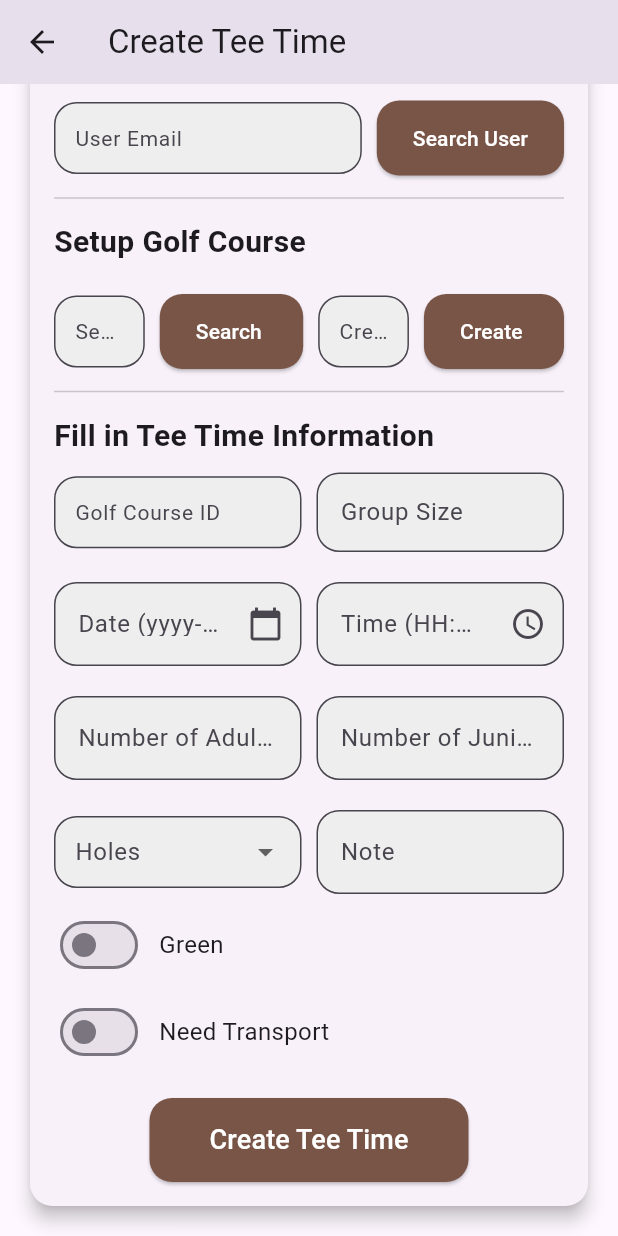
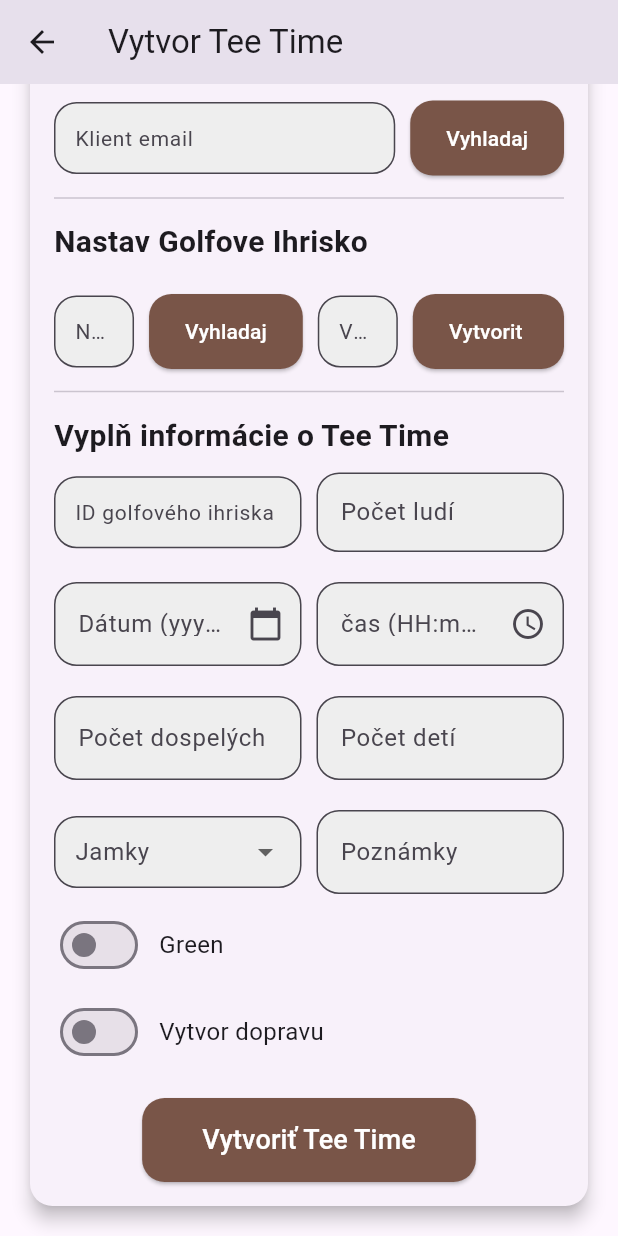
Before and after one commit to ViktorVegh/GabrielTourFrontend, a Flutter app: the CreateTeeTimeScreen screen opened directly, scrolled down 76 dp, on a phone screen of 412 x 824 dp. Run offline on Flutter 3.47's test engine with Material 3 defaults, Android fonts, the light colour scheme and no system bars; our stand-ins replace flutter_svg, jwt_decoder, shared_preferences; accounts and stored records are empty; project files that could hold a hidden picture were left out.

Commit message:
TRAV-39 final touches on screens

```diff
--- a/lib/screens/office/tee_time_create.dart
+++ b/lib/screens/office/tee_time_create.dart
@@ -243,7 +243,7 @@ class _CreateTeeTimeScreenState extends State<CreateTeeTimeScreen> {
   @override
 Widget build(BuildContext context) {
   return Scaffold(
-    appBar: AppBar(title: Text("Create Tee Time")),
+    appBar: AppBar(title: Text("Vytvor Tee Time")),
     body: SingleChildScrollView(
       child: Padding(
         padding: const EdgeInsets.all(16.0),
@@ -258,7 +258,7 @@ Widget build(BuildContext context) {
               crossAxisAlignment: CrossAxisAlignment.start,
               children: [
                 Text(
-                  "Select User",
+                  "Vyber Klienta",
                   style: TextStyle(
                     fontSize: 22,
                     fontWeight: FontWeight.bold,
@@ -272,7 +272,7 @@ Widget build(BuildContext context) {
                       child: TextField(
                         controller: _emailController,
                         decoration: InputDecoration(
-                          labelText: 'User Email',
+                          labelText: 'Klient email',
                           filled: true,            // Enables background fill
                           fillColor: Colors.grey[200],
                           border: OutlineInputBorder(borderRadius: BorderRadius.circular(15.0),),
@@ -295,7 +295,7 @@ Widget build(BuildContext context) {
                       ),
                     ),
                     child: Text(
-                      "Search User",
+                      "Vyhladaj",
                       style: TextStyle(fontSize: 14),
                     ),
                   ),
@@ -303,7 +303,7 @@ Widget build(BuildContext context) {
                 ),
                 Divider(height: 30, thickness: 1),
                 Text(
-                  "Setup Golf Course",
+                  "Nastav Golfove Ihrisko",
                   style: TextStyle(
                     fontSize: 20,
                     fontWeight: FontWeight.bold,
@@ -316,7 +316,7 @@ Widget build(BuildContext context) {
               child: TextField(
                 controller: _golfCourseSearchController,
                 decoration: InputDecoration(
-                  labelText: 'Search Golf Course by Name',
+                  labelText: 'Názov ihriska',
                   filled: true,            // Enables background fill
                   fillColor: Colors.grey[200],
                   border: OutlineInputBorder(borderRadius: BorderRadius.circular(15.0),),
@@ -338,7 +338,7 @@ Widget build(BuildContext context) {
               ),
             ),
             child: Text(
-              "Search ",
+              "Vyhladaj",
               style: TextStyle(fontSize: 14),
             ),
           ),
@@ -347,7 +347,7 @@ Widget build(BuildContext context) {
               child: TextField(
                 controller: _golfCourseCreateController,
                 decoration: InputDecoration(
-                  labelText: 'Create Golf Course',
+                  labelText: 'Vytvor golfové ihrisko',
                   filled: true,            // Enables background fill
                   fillColor: Colors.grey[200],
                   border: OutlineInputBorder(borderRadius: BorderRadius.circular(15.0),),
@@ -369,7 +369,7 @@ Widget build(BuildContext context) {
               ),
             ),
             child: Text(
-              "Create ",
+              "Vytvorit ",
               style: TextStyle(fontSize: 14),
             ),
           ),
@@ -379,7 +379,7 @@ Widget build(BuildContext context) {
 
                 // Section 3: Fill in Tee Time Information
                 Text(
-                  "Fill in Tee Time Information",
+                  "Vyplň informácie o Tee Time",
                   style: TextStyle(
                     fontSize: 20,
                     fontWeight: FontWeight.bold,
@@ -392,7 +392,7 @@ Widget build(BuildContext context) {
                       child: TextField(
                         controller: _golfCourseIdController,
                         decoration: InputDecoration(
-                          labelText: 'Golf Course ID',
+                          labelText: 'ID golfového ihriska',
                           filled: true,            // Enables background fill
                           fillColor: Colors.grey[200],
                           border: OutlineInputBorder(borderRadius: BorderRadius.circular(15.0),),
@@ -408,7 +408,7 @@ Widget build(BuildContext context) {
                       child: TextField(
                         controller: _groupSizeController,
                         decoration: InputDecoration(
-                          labelText: 'Group Size',
+                          labelText: 'Počet ludí',
                           filled: true,            // Enables background fill
                           fillColor: Colors.grey[200],
                           border: OutlineInputBorder(borderRadius: BorderRadius.circular(15.0),),
@@ -426,7 +426,7 @@ Widget build(BuildContext context) {
                         controller: _dateController,
                         readOnly: true,
                         decoration: InputDecoration(
-                          labelText: 'Date (yyyy-MM-dd)',
+                          labelText: 'Dátum (yyyy-MM-dd)',
                           filled: true,            // Enables background fill
                           fillColor: Colors.grey[200],
                           suffixIcon: IconButton(
@@ -443,7 +443,7 @@ Widget build(BuildContext context) {
                         controller: _timeController,
                         readOnly: true,
                         decoration: InputDecoration(
-                          labelText: 'Time (HH:mm)',
+                          labelText: 'čas (HH:mm)',
                           filled: true,            // Enables background fill
                           fillColor: Colors.grey[200],
                           suffixIcon: IconButton(
@@ -463,7 +463,7 @@ Widget build(BuildContext context) {
                       child: TextField(
                         controller: _adultsController,
                         decoration: InputDecoration(
-                          labelText: 'Number of Adults',
+                          labelText: 'Počet dospelých',
                           filled: true,            // Enables background fill
                           fillColor: Colors.grey[200],
                           border: OutlineInputBorder(borderRadius: BorderRadius.circular(15.0), ),
@@ -475,7 +475,7 @@ Widget build(BuildContext context) {
                       child: TextField(
                         controller: _juniorsController,
                         decoration: InputDecoration(
-                          labelText: 'Number of Juniors',
+                          labelText: 'Počet detí',
                           filled: true,            // Enables background fill
                           fillColor: Colors.grey[200],
                           border: OutlineInputBorder(borderRadius: BorderRadius.circular(15.0),),
@@ -490,7 +490,7 @@ Widget build(BuildContext context) {
                       child: DropdownButtonFormField<int>(
                         value: _selectedHoles,
                         decoration: InputDecoration(
-                          labelText: 'Holes',
+                          labelText: 'Jamky',
                           filled: true,
                           fillColor: Colors.grey[200],
                           border: OutlineInputBorder(borderRadius: BorderRadius.circular(15.0)),
@@ -518,7 +518,7 @@ Widget build(BuildContext context) {
                       child: TextField(
                         controller: _noteController,
                         decoration: InputDecoration(
-                          labelText: 'Note',
+                          labelText: 'Poznámky',
                           filled: true,            // Enables background fill
                           fillColor: Colors.grey[200],
                           border: OutlineInputBorder(borderRadius: BorderRadius.circular(15.0),),
@@ -563,7 +563,7 @@ Widget build(BuildContext context) {
                       ),
                       SizedBox(width: 10), // Small space between switch and text
                       Text(
-                        "Need Transport",
+                        "Vytvor dopravu",
                         style: TextStyle(fontSize: 16),
                       ),
                     ],
@@ -582,7 +582,7 @@ Widget build(BuildContext context) {
                       ),
                     ),
                     child: Text(
-                      "Create Tee Time",
+                      "Vytvoriť Tee Time",
                       style: TextStyle(fontSize: 18),
                     ),
                   ),
--- a/lib/screens/office/tee_time_edit.dart
+++ b/lib/screens/office/tee_time_edit.dart
@@ -247,7 +247,7 @@ class _EditTeeTimeScreenState extends State<EditTeeTimeScreen> {
   @override
   Widget build(BuildContext context) {
     return Scaffold(
-      appBar: AppBar(title: Text("Edit Tee Time")),
+      appBar: AppBar(title: Text("Uprav Tee Time")),
       body: SingleChildScrollView(
         child: Padding(
           padding: const EdgeInsets.all(16.0),
@@ -262,7 +262,7 @@ class _EditTeeTimeScreenState extends State<EditTeeTimeScreen> {
                 crossAxisAlignment: CrossAxisAlignment.start,
                 children: [
                   Text(
-                    "Edit a Tee Time",
+                    "Uprav Tee Time",
                     style: TextStyle(
                       fontSize: 22,
                       fontWeight: FontWeight.bold,
@@ -273,7 +273,7 @@ class _EditTeeTimeScreenState extends State<EditTeeTimeScreen> {
                   TextField(
                     controller: _emailController,
                     decoration: InputDecoration(
-                      labelText: 'User Email',
+                      labelText: 'Klient Email',
                       border: OutlineInputBorder(),
                     ),
                   ),SizedBox(height: 20),
@@ -309,8 +309,8 @@ class _EditTeeTimeScreenState extends State<EditTeeTimeScreen> {
                               elevation: 2,
                               margin: EdgeInsets.symmetric(vertical: 8),
                               child: ListTile(
-                                title: Text("názov Tee Time: ${teeTime.id}"),
-                                subtitle: Text("Date: ${DateFormat('yyyy-MM-dd').format(teeTime.teeTime)}"),
+                                title: Text("ID Tee time: ${teeTime.id}"),
+                                subtitle: Text("Dátum: ${DateFormat('yyyy-MM-dd').format(teeTime.teeTime)}"),
                                 selected: _selectedTeeTimeId == teeTime.id,
                                 selectedTileColor: Colors.grey[300],
                                 onTap: () {
@@ -333,7 +333,7 @@ class _EditTeeTimeScreenState extends State<EditTeeTimeScreen> {
         children: [
           Divider(height: 30, thickness: 1),
            Text(
-                  "Fill in Tee Time Information",
+                  "Vyplň informácie o Tee Time",
                   style: TextStyle(
                     fontSize: 20,
                     fontWeight: FontWeight.bold,
@@ -346,7 +346,7 @@ class _EditTeeTimeScreenState extends State<EditTeeTimeScreen> {
                       child: TextField(
                         controller: _golfCourseIdController,
                         decoration: InputDecoration(
-                          labelText: 'Golf Course ID',
+                          labelText: 'ID golfového ihriska',
                           filled: true,            // Enables background fill
                           fillColor: Colors.grey[200],
                           border: OutlineInputBorder(borderRadius: BorderRadius.circular(15.0),),
@@ -362,7 +362,7 @@ class _EditTeeTimeScreenState extends State<EditTeeTimeScreen> {
                       child: TextField(
                         controller: _groupSizeController,
                         decoration: InputDecoration(
-                          labelText: 'Group Size',
+                          labelText: 'Počet ludí',
                           filled: true,            // Enables background fill
                           fillColor: Colors.grey[200],
                           border: OutlineInputBorder(borderRadius: BorderRadius.circular(15.0),),
@@ -380,7 +380,7 @@ class _EditTeeTimeScreenState extends State<EditTeeTimeScreen> {
                         controller: _dateController,
                         readOnly: true,
                         decoration: InputDecoration(
-                          labelText: 'Date (yyyy-MM-dd)',
+                          labelText: 'Dátum (yyyy-MM-dd)',
                           filled: true,            // Enables background fill
                           fillColor: Colors.grey[200],
                           suffixIcon: IconButton(
@@ -397,7 +397,7 @@ class _EditTeeTimeScreenState extends State<EditTeeTimeScreen> {
                         controller: _timeController,
                         readOnly: true,
                         decoration: InputDecoration(
-                          labelText: 'Time (HH:mm)',
+                          labelText: 'čas (HH:mm)',
                           filled: true,            // Enables background fill
                           fillColor: Colors.grey[200],
                           suffixIcon: IconButton(
@@ -417,7 +417,7 @@ class _EditTeeTimeScreenState extends State<EditTeeTimeScreen> {
                       child: TextField(
                         controller: _adultsController,
                         decoration: InputDecoration(
-                          labelText: 'Number of Adults',
+                          labelText: 'Počet dospelých',
                           filled: true,            // Enables background fill
                           fillColor: Colors.grey[200],
                           border: OutlineInputBorder(borderRadius: BorderRadius.circular(15.0), ),
@@ -429,7 +429,7 @@ class _EditTeeTimeScreenState extends State<EditTeeTimeScreen> {
                       child: TextField(
                         controller: _juniorsController,
                         decoration: InputDecoration(
-                          labelText: 'Number of Juniors',
+                          labelText: 'Počet detí',
                           filled: true,            // Enables background fill
                           fillColor: Colors.grey[200],
                           border: OutlineInputBorder(borderRadius: BorderRadius.circular(15.0),),
@@ -445,7 +445,7 @@ class _EditTeeTimeScreenState extends State<EditTeeTimeScreen> {
                       child: DropdownButtonFormField<int>(
                         value: _selectedHoles,
                         decoration: InputDecoration(
-                          labelText: 'Holes',
+                          labelText: 'Jamky',
                           filled: true,
                           fillColor: Colors.grey[200],
                           border: OutlineInputBorder(borderRadius: BorderRadius.circular(15.0)),
@@ -473,7 +473,7 @@ class _EditTeeTimeScreenState extends State<EditTeeTimeScreen> {
                       child: TextField(
                         controller: _noteController,
                         decoration: InputDecoration(
-                          labelText: 'Note',
+                          labelText: 'Poznámky',
                           filled: true,            // Enables background fill
                           fillColor: Colors.grey[200],
                           border: OutlineInputBorder(borderRadius: BorderRadius.circular(15.0),),
@@ -517,7 +517,7 @@ class _EditTeeTimeScreenState extends State<EditTeeTimeScreen> {
                       ),
                       SizedBox(width: 10), // Small space between switch and text
                       Text(
-                        "Need Transport",
+                        "Vytvor dopravu",
                         style: TextStyle(fontSize: 16),
                       ),
                     ],
--- a/pubspec.yaml
+++ b/pubspec.yaml
@@ -61,6 +61,7 @@ dependencies:
   flutter_svg: ^2.0.10+1
   intl: ^0.17.0
   xml: ^6.1.0
+  google_fonts: ^6.1.0
 
 dev_dependencies:
   flutter_test:
```
Also changed, not shown: lib/screens/office/office_web_dashboard.dart (+39 -36 lines), pubspec.lock, 1 other file.
